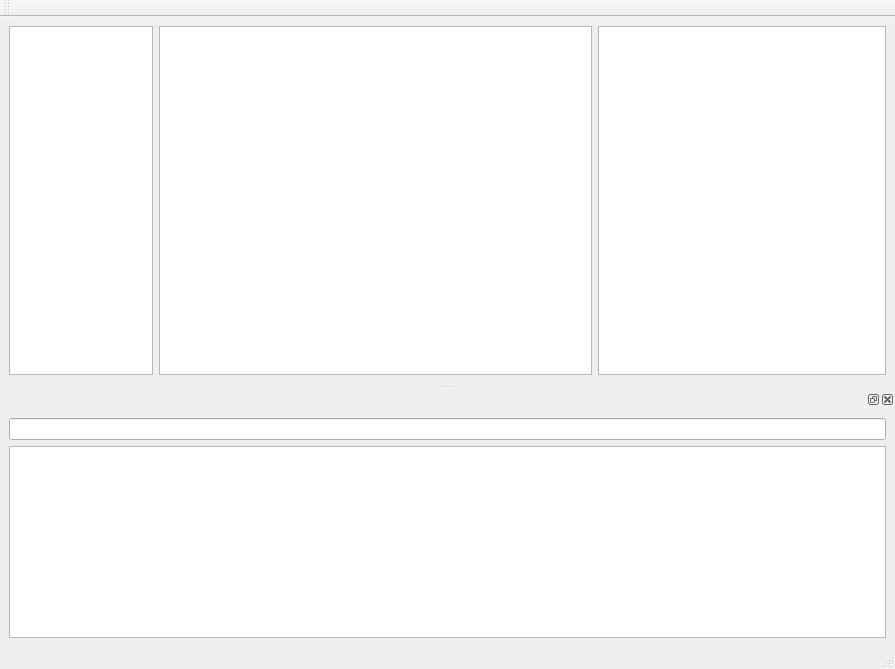
Above: main.ui from averrin/Darkstream before the change. Below: the same form after it.
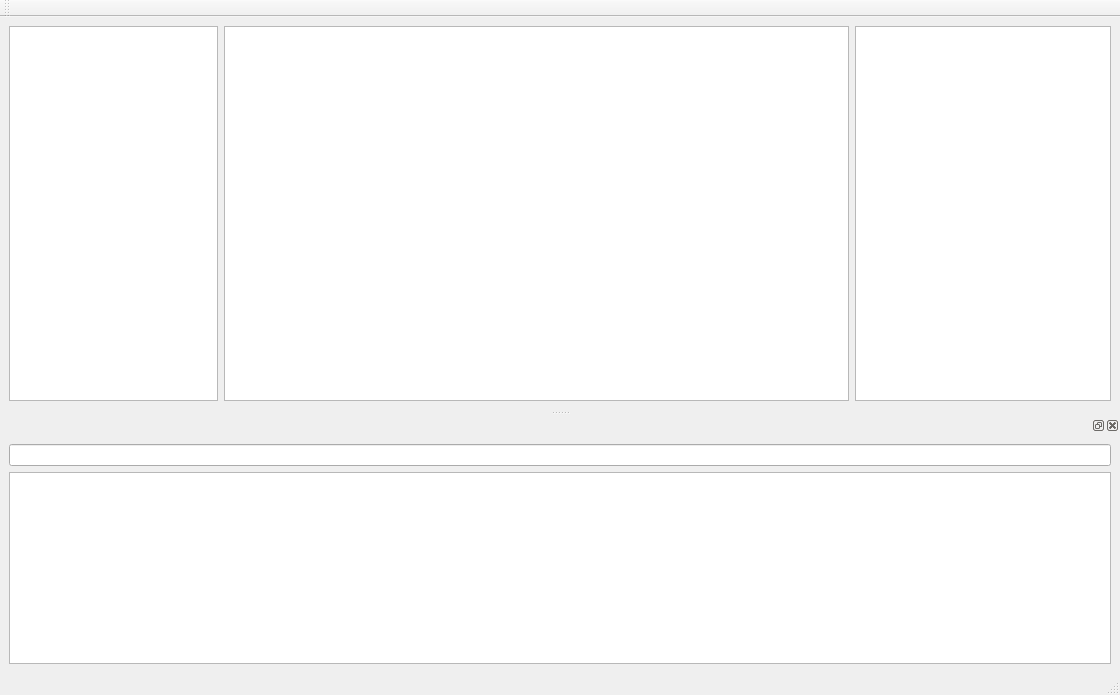
That is the form after the change.

Commit message: so... move graphics to qgraphicsview. Im continue fight with events and slots

The edit to the form file:
```diff
--- a/main.ui
+++ b/main.ui
@@ -6,24 +6,31 @@
    <rect>
     <x>0</x>
     <y>0</y>
-    <width>895</width>
-    <height>669</height>
+    <width>1120</width>
+    <height>695</height>
    </rect>
   </property>
   <property name="windowTitle">
    <string>MainWindow</string>
   </property>
   <widget class="QWidget" name="centralwidget">
-   <layout class="QHBoxLayout" name="horizontalLayout_2" stretch="1,3,2">
+   <layout class="QHBoxLayout" name="horizontalLayout_2" stretch="1,3,0">
     <item>
      <widget class="QListWidget" name="mainList"/>
     </item>
+    <item>
+     <widget class="QGraphicsView" name="graphicsView">
+      <property name="mouseTracking">
+       <bool>true</bool>
+      </property>
+      <property name="alignment">
+       <set>Qt::AlignLeading|Qt::AlignLeft|Qt::AlignTop</set>
+      </property>
+     </widget>
+    </item>
     <item>
      <widget class="QTextBrowser" name="mainBrowser"/>
     </item>
-    <item>
-     <widget class="QTextBrowser" name="textBrowser"/>
-    </item>
    </layout>
   </widget>
   <widget class="QStatusBar" name="statusbar"/>
```
The commit also changes 4 other files.
